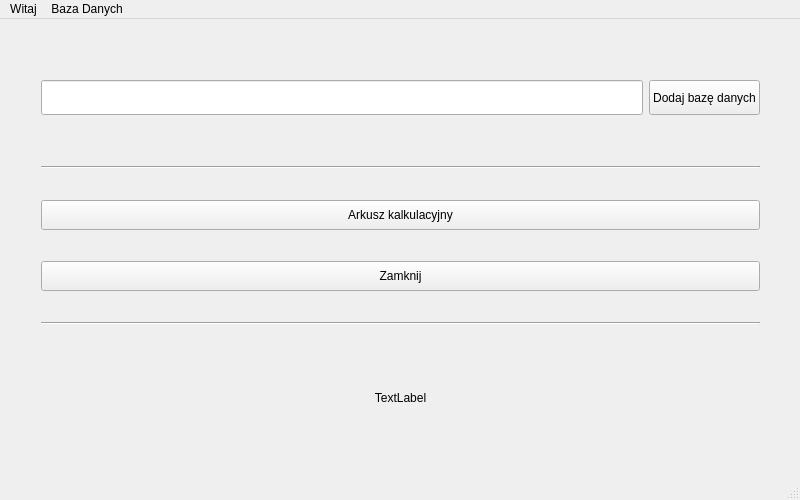
First picture: the form in _projectFiles/mainwindow.ui, repository DKrakowczyk/SizesCalc, before the edit.
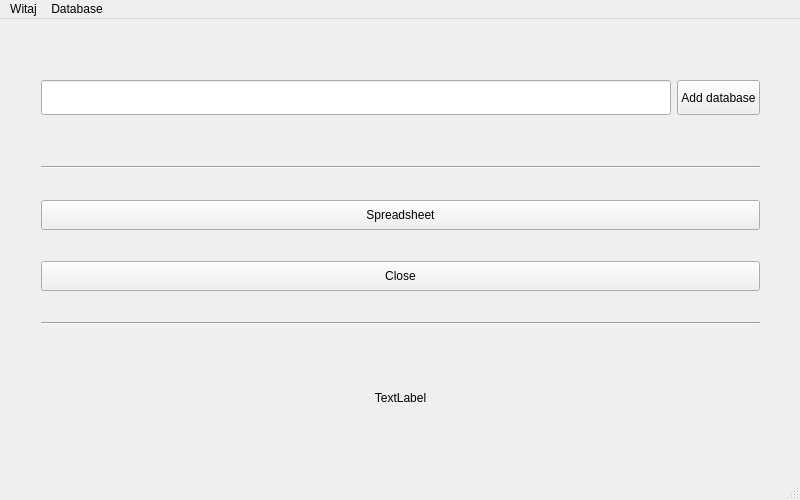
Second picture: the form after the edit. Icons and pictures are not drawn.

```diff
--- a/_projectFiles/mainwindow.ui
+++ b/_projectFiles/mainwindow.ui
@@ -1066,7 +1066,7 @@
           </size>
          </property>
          <property name="text">
-          <string>Dodaj bazę danych</string>
+          <string>Add database</string>
          </property>
         </widget>
        </item>
@@ -1103,7 +1103,7 @@
           </size>
          </property>
          <property name="text">
-          <string>Arkusz kalkulacyjny</string>
+          <string>Spreadsheet</string>
          </property>
         </widget>
        </item>
@@ -1116,7 +1116,7 @@
           </size>
          </property>
          <property name="text">
-          <string>Zamknij</string>
+          <string>Close</string>
          </property>
         </widget>
        </item>
@@ -1176,7 +1176,7 @@
      <x>0</x>
      <y>0</y>
      <width>800</width>
-     <height>25</height>
+     <height>21</height>
     </rect>
    </property>
    <widget class="QMenu" name="menuWitaj">
@@ -1186,7 +1186,7 @@
    </widget>
    <widget class="QMenu" name="menuBaza_Danych">
     <property name="title">
-     <string>Baza Danych</string>
+     <string>Database</string>
     </property>
     <addaction name="actionWy_wietl_baz_danych"/>
    </widget>
```
Left out of the diff: 4 changed lines with no effect on the pictures.
